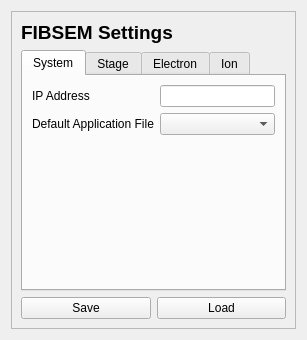
Above: fibsem/ui/qtdesigner_files/FibsemSettingsUI.ui from DeMarcoLab/fibsem before the change. Below: the same form after it.
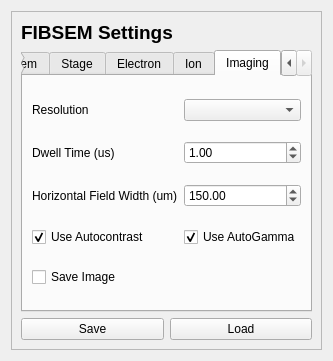
That is the form after the change.

Commit message: FEAT] update fibsem settings and filesystem

The edit to the form file:
```diff
--- a/fibsem/ui/qtdesigner_files/FibsemSettingsUI.ui
+++ b/fibsem/ui/qtdesigner_files/FibsemSettingsUI.ui
@@ -6,8 +6,8 @@
    <rect>
     <x>0</x>
     <y>0</y>
-    <width>307</width>
-    <height>340</height>
+    <width>332</width>
+    <height>361</height>
    </rect>
   </property>
   <property name="windowTitle">
@@ -26,7 +26,7 @@
       <item row="1" column="0" colspan="2">
        <widget class="QTabWidget" name="tabWidget">
         <property name="currentIndex">
-         <number>0</number>
+         <number>4</number>
         </property>
         <widget class="QWidget" name="system">
          <attribute name="title">
@@ -332,6 +332,84 @@
           </item>
          </layout>
         </widget>
+        <widget class="QWidget" name="tab_imaging">
+         <attribute name="title">
+          <string>Imaging</string>
+         </attribute>
+         <layout class="QGridLayout" name="gridLayout_7">
+          <item row="0" column="0">
+           <widget class="QLabel" name="label_imaging_resolution">
+            <property name="text">
+             <string>Resolution</string>
+            </property>
+           </widget>
+          </item>
+          <item row="4" column="0">
+           <widget class="QCheckBox" name="checkBox_imaging_save_image">
+            <property name="text">
+             <string>Save Image</string>
+            </property>
+           </widget>
+          </item>
+          <item row="1" column="1">
+           <widget class="QDoubleSpinBox" name="doubleSpinBox_imaging_dwell_time">
+            <property name="singleStep">
+             <double>0.010000000000000</double>
+            </property>
+            <property name="value">
+             <double>1.000000000000000</double>
+            </property>
+           </widget>
+          </item>
+          <item row="2" column="1">
+           <widget class="QDoubleSpinBox" name="doubleSpinBox_imaging_hfw">
+            <property name="maximum">
+             <double>900.000000000000000</double>
+            </property>
+            <property name="value">
+             <double>150.000000000000000</double>
+            </property>
+           </widget>
+          </item>
+          <item row="2" column="0">
+           <widget class="QLabel" name="label_imaging_hfw">
+            <property name="text">
+             <string>Horizontal Field Width (um)</string>
+            </property>
+           </widget>
+          </item>
+          <item row="1" column="0">
+           <widget class="QLabel" name="label_imaging_dwell_time">
+            <property name="text">
+             <string>Dwell Time (us)</string>
+            </property>
+           </widget>
+          </item>
+          <item row="3" column="1">
+           <widget class="QCheckBox" name="checkBox_imaging_use_autogamma">
+            <property name="text">
+             <string>Use AutoGamma</string>
+            </property>
+            <property name="checked">
+             <bool>true</bool>
+            </property>
+           </widget>
+          </item>
+          <item row="3" column="0">
+           <widget class="QCheckBox" name="checkBox_imaging_use_autocontrast">
+            <property name="text">
+             <string>Use Autocontrast</string>
+            </property>
+            <property name="checked">
+             <bool>true</bool>
+            </property>
+           </widget>
+          </item>
+          <item row="0" column="1">
+           <widget class="QComboBox" name="comboBox_imaging_resolution"/>
+          </item>
+         </layout>
+        </widget>
        </widget>
       </item>
       <item row="10" column="0">
```
The commit also changes 6 other files.
